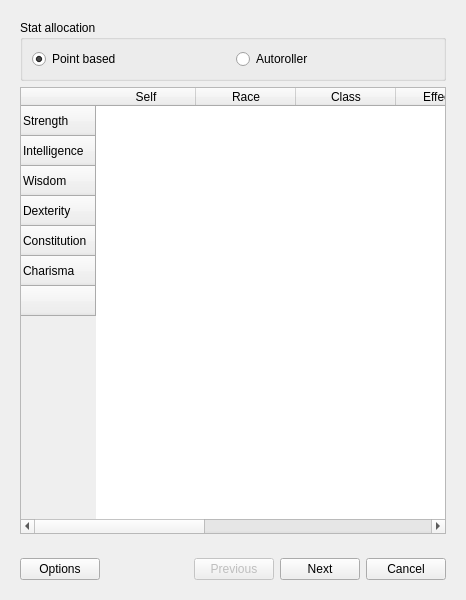
Old version of the form NPPQT/src/birthdialog.ui in the repository nppangband/NPPAngband.
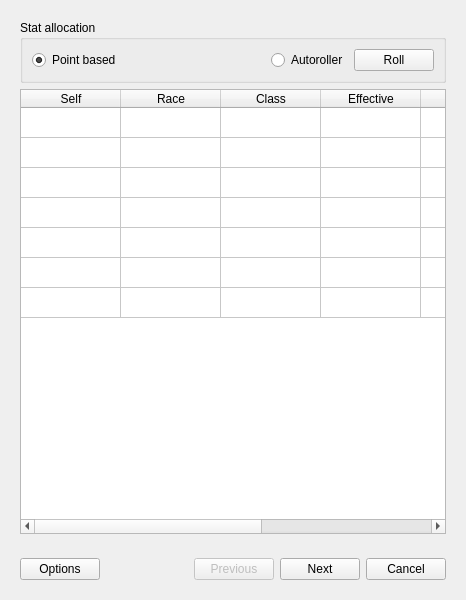
New version of the form. The open tabs and pages were chosen to show the change.

```diff
--- a/NPPQT/src/birthdialog.ui
+++ b/NPPQT/src/birthdialog.ui
@@ -258,12 +258,31 @@
            </widget>
           </item>
           <item>
-           <widget class="QRadioButton" name="radioButton_2">
+           <widget class="QRadioButton" name="roller_radio">
+            <property name="sizePolicy">
+             <sizepolicy hsizetype="Maximum" vsizetype="Fixed">
+              <horstretch>0</horstretch>
+              <verstretch>0</verstretch>
+             </sizepolicy>
+            </property>
             <property name="text">
              <string>Autoroller</string>
             </property>
            </widget>
           </item>
+          <item>
+           <widget class="QPushButton" name="roll_button">
+            <property name="sizePolicy">
+             <sizepolicy hsizetype="Maximum" vsizetype="Fixed">
+              <horstretch>0</horstretch>
+              <verstretch>0</verstretch>
+             </sizepolicy>
+            </property>
+            <property name="text">
+             <string>Roll</string>
+            </property>
+           </widget>
+          </item>
          </layout>
         </widget>
        </item>
@@ -273,8 +292,11 @@
           <set>QAbstractItemView::NoEditTriggers</set>
          </property>
          <property name="showGrid">
-          <bool>false</bool>
+          <bool>true</bool>
          </property>
+         <attribute name="verticalHeaderVisible">
+          <bool>false</bool>
+         </attribute>
          <row>
           <property name="text">
            <string>Strength</string>
```
Left out of the diff: 8 changed lines with no effect on the pictures.
